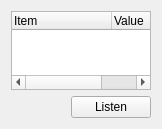
This is branches/julian/android/src/GUI-QT/audiodetailwidget.ui in mmjee/dream-patched as Qt 5 draws it before an edit. The edited form follows.
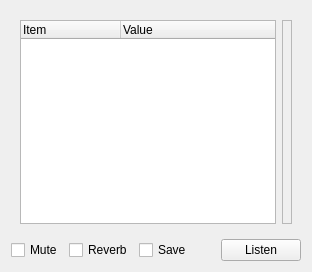
This is the edited form. Custom widgets are drawn as their Qt base class.

```diff
--- a/branches/julian/android/src/GUI-QT/audiodetailwidget.ui
+++ b/branches/julian/android/src/GUI-QT/audiodetailwidget.ui
@@ -6,16 +6,58 @@
    <rect>
     <x>0</x>
     <y>0</y>
-    <width>162</width>
-    <height>129</height>
+    <width>312</width>
+    <height>272</height>
    </rect>
   </property>
+  <property name="sizePolicy">
+   <sizepolicy hsizetype="Expanding" vsizetype="Expanding">
+    <horstretch>0</horstretch>
+    <verstretch>0</verstretch>
+   </sizepolicy>
+  </property>
   <property name="windowTitle">
    <string>Form</string>
   </property>
-  <layout class="QGridLayout" name="gridLayout">
-   <item row="0" column="0" colspan="2">
+  <layout class="QVBoxLayout" name="verticalLayout">
+   <item>
+    <widget class="QStackedWidget" name="stackedWidget">
+     <property name="sizePolicy">
+      <sizepolicy hsizetype="Expanding" vsizetype="Expanding">
+       <horstretch>0</horstretch>
+       <verstretch>0</verstretch>
+      </sizepolicy>
+     </property>
+     <property name="currentIndex">
+      <number>1</number>
+     </property>
+     <widget class="QWidget" name="userMode">
+      <layout class="QHBoxLayout" name="horizontalLayout">
+       <item>
+        <widget class="QLabel" name="label">
+         <property name="text">
+          <string>TextLabel</string>
+         </property>
+        </widget>
+       </item>
+      </layout>
+     </widget>
+     <widget class="QWidget" name="engineeringMode">
+      <property name="sizePolicy">
+       <sizepolicy hsizetype="Expanding" vsizetype="Expanding">
+        <horstretch>0</horstretch>
+        <verstretch>0</verstretch>
+       </sizepolicy>
+      </property>
+      <layout class="QHBoxLayout" name="horizontalLayout_3">
+       <item>
     <widget class="QTreeWidget" name="treeWidget">
+         <property name="sizePolicy">
+          <sizepolicy hsizetype="Preferred" vsizetype="Preferred">
+           <horstretch>0</horstretch>
+           <verstretch>0</verstretch>
+          </sizepolicy>
+         </property>
      <column>
       <property name="text">
        <string>Item</string>
@@ -28,20 +70,63 @@
      </column>
     </widget>
    </item>
-   <item row="1" column="0">
+       <item>
+        <widget class="QwtPlot" name="plot">
+         <property name="sizePolicy">
+          <sizepolicy hsizetype="Expanding" vsizetype="Expanding">
+           <horstretch>0</horstretch>
+           <verstretch>0</verstretch>
+          </sizepolicy>
+         </property>
+         <property name="frameShape">
+          <enum>QFrame::StyledPanel</enum>
+         </property>
+         <property name="frameShadow">
+          <enum>QFrame::Raised</enum>
+         </property>
+        </widget>
+       </item>
+      </layout>
+     </widget>
+    </widget>
+   </item>
+   <item>
+    <layout class="QHBoxLayout" name="horizontalLayout_2">
+     <item>
+      <widget class="QCheckBox" name="mute">
+       <property name="text">
+        <string>Mute</string>
+       </property>
+      </widget>
+     </item>
+     <item>
+      <widget class="QCheckBox" name="reverb">
+       <property name="text">
+        <string>Reverb</string>
+       </property>
+      </widget>
+     </item>
+     <item>
+      <widget class="QCheckBox" name="save">
+       <property name="text">
+        <string>Save</string>
+       </property>
+      </widget>
+     </item>
+     <item>
     <spacer name="horizontalSpacer">
      <property name="orientation">
       <enum>Qt::Horizontal</enum>
      </property>
      <property name="sizeHint" stdset="0">
       <size>
-       <width>60</width>
+         <width>40</width>
        <height>20</height>
       </size>
      </property>
     </spacer>
    </item>
-   <item row="1" column="1">
+     <item>
     <widget class="QPushButton" name="buttonListen">
      <property name="text">
       <string>Listen</string>
@@ -49,27 +134,17 @@
     </widget>
    </item>
   </layout>
-  <zorder>label</zorder>
-  <zorder>label_2</zorder>
-  <zorder>label_3</zorder>
-  <zorder>label_4</zorder>
-  <zorder>label_5</zorder>
-  <zorder>shortID</zorder>
-  <zorder>CA</zorder>
-  <zorder>languageCode</zorder>
-  <zorder>language</zorder>
-  <zorder>genre</zorder>
-  <zorder>label_11</zorder>
-  <zorder>streamID</zorder>
-  <zorder>label_13</zorder>
-  <zorder>codec</zorder>
-  <zorder>country</zorder>
-  <zorder>label_2</zorder>
-  <zorder>label_11</zorder>
-  <zorder>buttonListen</zorder>
-  <zorder>horizontalSpacer</zorder>
-  <zorder>treeWidget</zorder>
+   </item>
+  </layout>
  </widget>
+ <customwidgets>
+  <customwidget>
+   <class>QwtPlot</class>
+   <extends>QFrame</extends>
+   <header>qwt_plot.h</header>
+   <container>1</container>
+  </customwidget>
+ </customwidgets>
  <resources/>
  <connections/>
 </ui>
```
Lines whose indentation alone changed are shown as unchanged.
